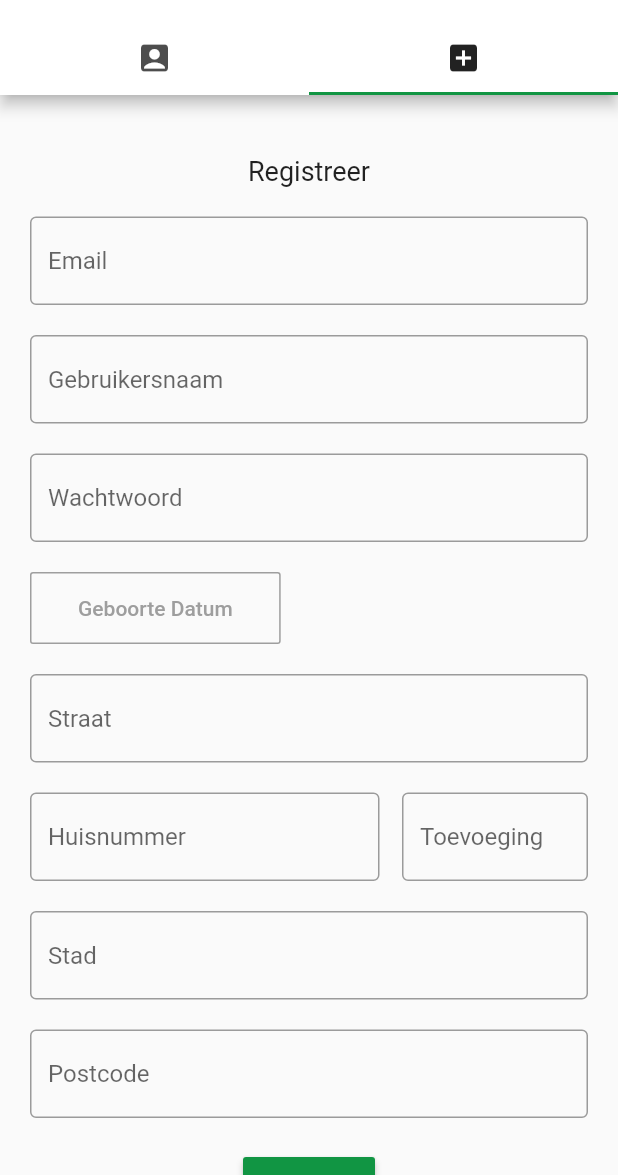
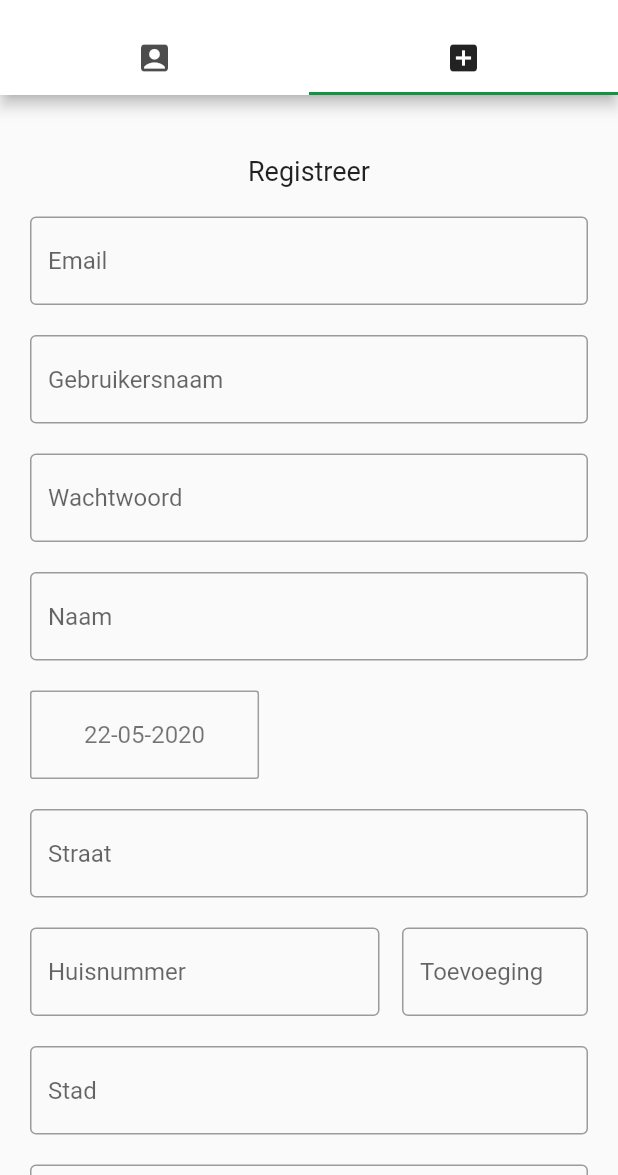
Before and after one commit to Bramgus12/ProjectD, a Flutter app: the Account screen opened by its route, tab 2 chosen, on a phone screen of 412 x 824 dp, the part 61-1236 px from its top. Run offline on Flutter 3.47's test engine with Material 2 defaults, Android fonts, the phone set to English and light mode, and no system bars; our stand-ins replace camera, flutter_datetime_picker, font_awesome_flutter, image_picker, localstorage, shared_preferences; missing offline and left inert: global_configuration, tflite; accounts and stored records are empty.

Commit message:
Added validation functions to register form.

```diff
--- a/client/lib/main.dart
+++ b/client/lib/main.dart
@@ -30,8 +30,7 @@ class MyApp extends StatelessWidget {
       title: 'Plant Expert',
       theme: ThemeData(
         primaryColor: Colors.white,
-        accentColor: Color(0xff119543),
-        disabledColor: Color(0xfff5f5f5)
+        accentColor: Color(0xff119543)
       ),
       initialRoute: '/',
       routes: {
--- a/client/lib/pages/account/LoginInputField.dart
+++ b/client/lib/pages/account/LoginInputField.dart
@@ -1,5 +1,6 @@
 import 'package:flutter/material.dart';
 import 'package:flutter/services.dart';
+import 'package:intl/intl.dart';
 
 class LoginInputField extends StatelessWidget {
   final TextEditingController controller;
@@ -18,7 +19,6 @@ class LoginInputField extends StatelessWidget {
     return Padding(
       padding: const EdgeInsets.only(bottom: 20),
       child: TextFormField(
-
         keyboardType: keyboardType,
         enabled: enabled,
         controller: controller,
@@ -43,36 +43,83 @@ class LoginInputField extends StatelessWidget {
 }
 
 class LoginDatePicker extends StatefulWidget {
+  final String label;
+  final void Function(DateTime) dateTimeCallback;
+  final bool validationError;
+  final String validationMessage;
+
+  LoginDatePicker(this.dateTimeCallback, {this.label, this.validationError=false, this.validationMessage=""});
+
   @override
   _LoginDatePickerState createState() => _LoginDatePickerState();
 }
 
 class _LoginDatePickerState extends State<LoginDatePicker> {
+  DateTime pickedDate = DateTime.now();
+
   @override
   Widget build(BuildContext context) {
+    ThemeData theme = Theme.of(context);
     return Row(
       children: <Widget>[
         Padding(
           padding: const EdgeInsets.only(bottom: 20),
-          child: OutlineButton(
+          child: Column(
+            crossAxisAlignment: CrossAxisAlignment.start,
+            children: <Widget>[
+              OutlineButton(
                 child: Padding(
-              padding: const EdgeInsets.all(16.0),
+                  padding: const EdgeInsets.all(20.0),
                   child: Text(
-                "Geboorte Datum",
+                    pickedDate == null ? widget.label : DateFormat('dd-MM-yyyy').format(pickedDate),
                     style: TextStyle(
-                  color: Colors.grey
+                      color: theme.textTheme.headline1.color,
+                      fontWeight: theme.textTheme.bodyText2.fontWeight,
+                      fontSize: 16.0,
+                      fontFamily: theme.textTheme.bodyText2.fontFamily
                     ),
                   ),
                 ),
                 borderSide: BorderSide(
-              color: Colors.grey
+                  color: widget.validationError ? theme.errorColor : Colors.grey
                 ),
-            onPressed: () {  },
+                onPressed: (){ pickDate(context); },
+              ),
+              Visibility(
+                visible: widget.validationError,
+                child: Container(
+                  margin: EdgeInsets.fromLTRB(10, 10, 0, 0),
+                  child: Text(
+                    widget.validationMessage,
+                    style: theme.textTheme.caption.apply(
+                      color: theme.errorColor
+                    ),
+                  ),
+                )
+              )
+            ],
           ),
         ),
       ],
     );
   }
 
-  // TODO: implement date picker button functionality
+  Future<void> pickDate(BuildContext context) async {
+    DateTime date = await showDatePicker(
+      context: context,
+      initialDate: pickedDate,
+      firstDate: DateTime(1900, 1, 1),
+      lastDate: DateTime.now(),
+      initialDatePickerMode: DatePickerMode.year,
+      fieldLabelText: this.widget.label,
+    );
+    if(date == null) return;
+
+    setState(() {
+      pickedDate = date;
+    });
+
+    widget.dateTimeCallback(date);
+
   }
+}
--- a/client/lib/pages/account/RegisterTab.dart
+++ b/client/lib/pages/account/RegisterTab.dart
@@ -1,7 +1,9 @@
 import 'package:flutter/material.dart';
 import 'package:plantexpert/api/ApiConnection.dart';
 import 'package:plantexpert/api/User.dart';
+import 'package:plantexpert/pages/account/AccountValidationFunctions.dart';
 import 'package:plantexpert/pages/account/LoginInputField.dart';
+import 'package:plantexpert/widgets/StatusBox.dart';
 
 class RegisterTab extends StatefulWidget {
   @override
@@ -12,7 +14,11 @@ class _RegisterTabState extends State<RegisterTab> {
   final GlobalKey<FormState> _formKey = GlobalKey<FormState>();
   ApiConnection apiConnection = new ApiConnection();
 
+  Status _status = Status.none;
+  String _statusMessage = "";
+
   TextEditingController emailController = new TextEditingController();
+  TextEditingController nameController = new TextEditingController();
   TextEditingController usernameController = new TextEditingController();
   TextEditingController passwordController = new TextEditingController();
   TextEditingController streetController = new TextEditingController();
@@ -20,6 +26,10 @@ class _RegisterTabState extends State<RegisterTab> {
   TextEditingController homeAdditionController = new TextEditingController();
   TextEditingController cityController = new TextEditingController();
   TextEditingController zipController = new TextEditingController();
+  DateTime birthDay;
+
+  bool birthdayError = false;
+  String birthdayErrorMessage = "";
 
   @override
   Widget build(BuildContext context) {
@@ -37,19 +47,21 @@ class _RegisterTabState extends State<RegisterTab> {
                 padding: const EdgeInsets.all(20),
                 child: Text("Registreer", style: TextStyle(fontSize: 18)),
               ),
-              LoginInputField(emailController, hintText: "Email", keyboardType: TextInputType.emailAddress),
-              LoginInputField(usernameController, hintText: "Gebruikersnaam"),
-              LoginInputField(passwordController, hintText: "Wachtwoord", obfuscated: true),
-              LoginDatePicker(),
-              LoginInputField(streetController, hintText: "Straat"),
+              LoginInputField(emailController, hintText: "Email", keyboardType: TextInputType.emailAddress, validator: validateEmail,),
+              LoginInputField(usernameController, hintText: "Gebruikersnaam", validator: validateUsername,),
+              LoginInputField(passwordController, hintText: "Wachtwoord", obfuscated: true, validator: validatePassword,),
+              LoginInputField(nameController, hintText: "Naam", validator: validateName,),
+              LoginDatePicker((date) => setState((){ birthDay = date; }), label: "Geboortedatum", validationError: birthdayError, validationMessage: birthdayErrorMessage,),
+              LoginInputField(streetController, hintText: "Straat", validator: validateStreet,),
               Row(
+                crossAxisAlignment: CrossAxisAlignment.start,
                 mainAxisSize: MainAxisSize.min,
                 children: <Widget>[
                   Expanded(
                     flex: 2,
                     child: Container(
                       margin: EdgeInsets.only(right: 15),
-                      child: LoginInputField(homeNumberController, hintText: "Huisnummer", keyboardType: TextInputType.number, inputType: int)
+                      child: LoginInputField(homeNumberController, hintText: "Huisnummer", keyboardType: TextInputType.number, inputType: int, validator: validateHomeNumber,)
                     )
                   ),
                   Expanded(
@@ -58,13 +70,14 @@ class _RegisterTabState extends State<RegisterTab> {
                   ),
                 ]
               ),
-              LoginInputField(cityController, hintText: "Stad"),
-              LoginInputField(zipController, hintText: "Postcode"),
+              LoginInputField(cityController, hintText: "Stad", validator: validateCity,),
+              LoginInputField(zipController, hintText: "Postcode", validator: validateZipCode,),
+              StatusBox(message: _statusMessage, status: _status),
               RaisedButton(
                 color: theme.accentColor,
-                onPressed: register,
+                onPressed: _status == Status.loading ? null : register,
                 child: Text(
-                  "Login",
+                  "Registreer",
                   style: theme.accentTextTheme.button
                   )
               ),
@@ -76,14 +89,40 @@ class _RegisterTabState extends State<RegisterTab> {
   }
 
   Future<void> register() async {
-    // TODO: add validation functions
+    setState(() {
+      _status = Status.loading;
+    });
+    // Client side validation
+    bool formValid = _formKey.currentState.validate();
+    String birthdayValidationMessage = validateBirthday(birthDay);
+    setState(() {
+      this.birthdayError = birthdayValidationMessage != null;
+      this.birthdayErrorMessage = birthdayValidationMessage == null ? "" : birthdayValidationMessage;
+    });
 
-    // TODO: create plant and post to api
-    // User user = User(
-    //   username: usernameController.text,
-    //   password: passwordController.text,
-    //   enabled: true,
+    if(!formValid || birthdayValidationMessage != null){
+      setState(() {
+        _status = Status.none;
+      });
+      return;
+    }
 
-    // );
+    // Create user object from form data
+    User user = User(
+      username: usernameController.text,
+      password: passwordController.text,
+      name: nameController.text,
+      email: emailController.text,
+      dateOfBirth: birthDay,
+      streetName: streetController.text,
+      houseNumber: int.parse(homeNumberController.text),
+      addition: homeAdditionController.text,
+      city: cityController.text,
+      postalCode: zipController.text
+    );
+
+    // TODO: Api response error handling
+    await apiConnection.postUser(user);
+
   }
 }
```
Also changed, not shown: client/lib/pages/account/AccountValidationFunctions.dart (added, +63 -0 lines), client/lib/pages/account/LoginTab.dart (+3 -15 lines), client/lib/widgets/StatusBox.dart (+9 -1 lines). Lines whose indentation alone changed are shown as unchanged.
